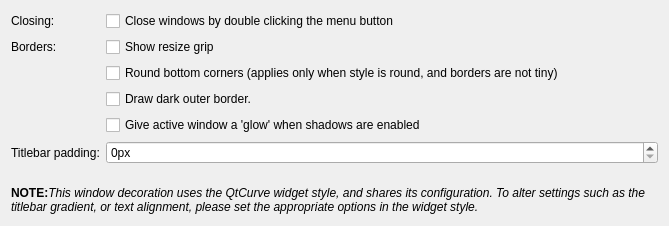
Old version of the form kwinconfig/qtcurvekwinconfigwidget.ui in the repository QtCurve/qtcurve.
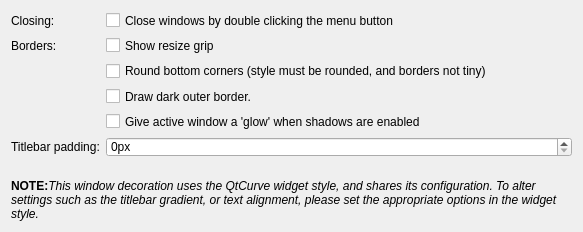
New version of the form. Custom widgets are drawn as their Qt base class.

Commit message: Shorter text

What changed in the file:
```diff
--- a/kwinconfig/qtcurvekwinconfigwidget.ui
+++ b/kwinconfig/qtcurvekwinconfigwidget.ui
@@ -6,8 +6,8 @@
    <rect>
     <x>0</x>
     <y>0</y>
-    <width>669</width>
-    <height>226</height>
+    <width>583</width>
+    <height>232</height>
    </rect>
   </property>
   <layout class="QVBoxLayout" name="verticalLayout">
@@ -63,7 +63,7 @@
       <item row="2" column="1">
        <widget class="QCheckBox" name="roundBottom">
         <property name="text">
-         <string>Round bottom corners (applies only when style is round, and borders are not tiny)</string>
+         <string>Round bottom corners (style must be rounded, and borders not tiny)</string>
         </property>
        </widget>
       </item>
```
The commit also changes 2 other files.
